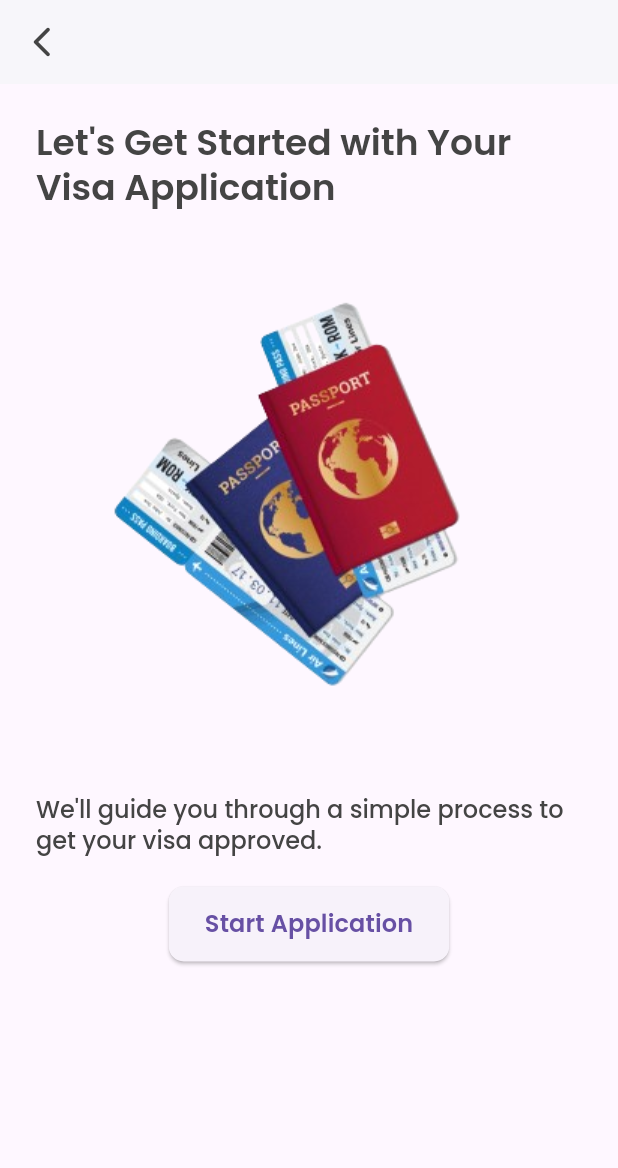
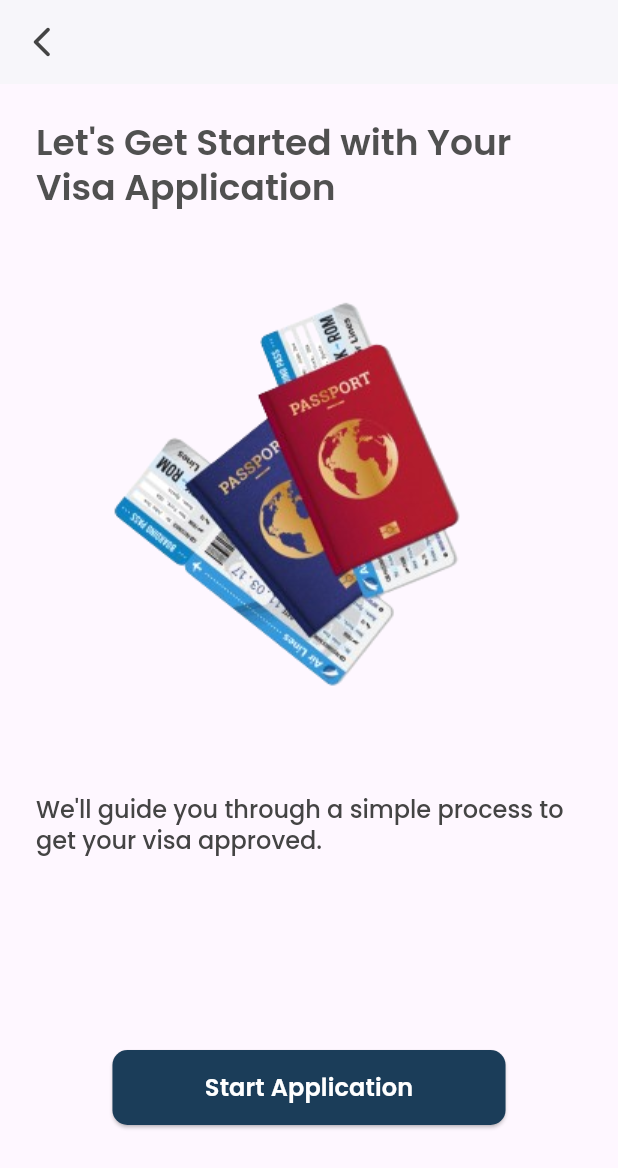
Before and after one commit to Mewristics-XploreCeylon/Mewristics_XploreCeylon_mobile, a Flutter app: the VisaOnboarding screen opened by its route, on a phone screen of 412 x 824 dp. Shown: the top 1168 px of the screen. Run offline on Flutter 3.47's test engine with Material 3 defaults, Android fonts, the phone set to English and light mode, and no system bars; our stand-ins replace go_router, local_auth.

Commit message:
Custom Button and Authentication

```diff
--- a/lib/config/app_router.dart/app_router.dart
+++ b/lib/config/app_router.dart/app_router.dart
@@ -1,9 +1,10 @@
 import 'package:flutter/material.dart';
 import 'package:go_router/go_router.dart';
 import 'package:xploreceylon_mobile/config/app_router.dart/routes.dart';
-import 'package:xploreceylon_mobile/main.dart';
 import 'package:xploreceylon_mobile/screens/visa_screens/visa_onboarding.dart';
 import 'package:xploreceylon_mobile/screens/visa_screens/visa_personal_information.dart';
+
+import '../../screens/visa_screens/capture_biometrics.dart';
 
 class AppRouter {
   static final _rootNavigatorKey = GlobalKey<NavigatorState>();
@@ -16,22 +17,26 @@ class AppRouter {
           name: Routes.splash,
           path: '/',
           pageBuilder: (BuildContext context, GoRouterState state) {
-              return const MaterialPage(child: VisaPersonalInformation());
+            return const MaterialPage(child: ScanBiometrics());
           }),
-
       GoRoute(
           name: Routes.visaOnboarding,
           path: "/visaOnboarding",
           pageBuilder: (BuildContext context, GoRouterState state) {
             return const MaterialPage(child: VisaOnboarding());
-              }
-            ),
+          }),
       GoRoute(
           name: Routes.visaPersonalInformation,
           path: "/visaPersonalInformation",
           pageBuilder: (BuildContext context, GoRouterState state) {
             return const MaterialPage(child: VisaPersonalInformation());
+          }),
+      GoRoute(
+          name: Routes.biometricAuthentication,
+          path: "/biometricAuthentication",
+          pageBuilder: (BuildContext context, GoRouterState state) {
+            return const MaterialPage(child: ScanBiometrics());
+          }),
+    ],
+  );
 }
-            )
-      ]);
-}
--- a/lib/config/app_router.dart/routes.dart
+++ b/lib/config/app_router.dart/routes.dart
@@ -1,5 +1,6 @@
 class Routes {
   static const splash = '/';
-  static const visaOnboarding = 'visaOnboarding';
-  static const visaPersonalInformation = 'visaPersonalInformation';
+  static const visaOnboarding = '/visaOnboarding';
+  static const visaPersonalInformation = '/visaPersonalInformation';
+  static const biometricAuthentication = '/biometricAuthentication';
 }
--- a/lib/screens/visa_screens/visa_onboarding.dart
+++ b/lib/screens/visa_screens/visa_onboarding.dart
@@ -1,8 +1,11 @@
 import 'package:flutter/material.dart';
+import 'package:go_router/go_router.dart';
 import 'package:xploreceylon_mobile/constants/sizes.dart';
 import 'package:xploreceylon_mobile/main.dart';
 
+import '../../config/app_router.dart/routes.dart';
 import '../../widgets/custom_button.dart';
+import '../../widgets/page_header.dart';
 
 class VisaOnboarding extends StatelessWidget {
   const VisaOnboarding({super.key});
@@ -14,38 +17,42 @@ class VisaOnboarding extends StatelessWidget {
         leading: Icon(Icons.arrow_back_ios_new_rounded),
       ),
       body: Container(
-        margin: EdgeInsets.symmetric(
+        margin: const EdgeInsets.symmetric(
             horizontal: AppMargin.m24, vertical: AppMargin.m24),
         child: Column(
           children: [
-            Text(
-              "Let's Get Started with Your Visa Application",
-              style: Theme.of(context).textTheme.headlineLarge,
+            const PageHeader(
+              title: "Let's Get Started with Your Visa Application",
             ),
-            SizedBox(
+            const SizedBox(
               height: 20,
             ),
-            Image(image: AssetImage("assets/images/passports.png")),
-            SizedBox(
+            const Image(image: AssetImage("assets/images/passports.png")),
+            const SizedBox(
               height: 20,
             ),
             Text(
               "We'll guide you through a simple process to get your visa approved.",
               style: Theme.of(context).textTheme.headlineMedium,
             ),
-            SizedBox(
-              height: 20,
+            const SizedBox(
+              height: 50,
             ),
-            CustomButton(
-              text: 'Start Application',
-              styleType: ButtonStyleType.solid,
-              onPressed: () {
-                Navigator.push(
-                  context,
-                  MaterialPageRoute(builder: (context) => const MainApp()),
-                );
-              },
+            const Spacer(), // Pushes the content up
+            Align(
+              alignment: Alignment.bottomCenter,
+              child: FractionallySizedBox(
+                widthFactor: 0.9,
+                child: CustomButton(
+                  text: 'Start Application',
+                  styleType: ButtonStyleType.solid,
+                  onPressed: () {
+                    context.go(Routes.visaPersonalInformation);
+                  },
+                ),
+              ),
             ),
+            const SizedBox(height: 50),
           ],
         ),
       ),
--- a/lib/widgets/custom_button.dart
+++ b/lib/widgets/custom_button.dart
@@ -15,21 +15,23 @@ class CustomButton extends StatelessWidget {
 
   @override
   Widget build(BuildContext context) {
-    return ElevatedButton(
+    return FractionallySizedBox(
+      widthFactor: 0.8,
+      child: ElevatedButton(
         style: ButtonStyle(
           backgroundColor: WidgetStateProperty.all(
             styleType == ButtonStyleType.solid
-              ? AppColors().primaryColor
+                ? AppColors.primaryColor
                 : Colors.white,
           ),
           side: WidgetStateProperty.all(
             styleType == ButtonStyleType.border
-              ? BorderSide(color: AppColors().primaryColor, width: 2)
+                ? BorderSide(color: AppColors.primaryColor, width: 2)
                 : BorderSide.none,
           ),
           foregroundColor: WidgetStateProperty.all(
             styleType == ButtonStyleType.border
-              ? AppColors().primaryColor
+                ? AppColors.primaryColor
                 : Colors.white,
           ),
           shape: WidgetStateProperty.all(
@@ -44,7 +46,8 @@ class CustomButton extends StatelessWidget {
           text,
           style: const TextStyle(
             fontWeight: FontWeight.w600,
-          fontSize: 16.0,
+            fontSize: 16,
+          ),
         ),
       ),
     );
--- /dev/null
+++ b/lib/widgets/page_header.dart
@@ -0,0 +1,29 @@
+import 'package:flutter/material.dart';
+import 'package:xploreceylon_mobile/constants/colors.dart';
+
+class PageHeader extends StatelessWidget {
+  final String title;
+
+  const PageHeader({super.key, required this.title});
+
+  @override
+  Widget build(BuildContext context) {
+    return Column(
+      mainAxisAlignment: MainAxisAlignment.center,
+      crossAxisAlignment: CrossAxisAlignment.center,
+      children: [
+        Align(
+          alignment: Alignment.centerLeft,
+          child: Text(
+            title,
+            style: Theme.of(context).textTheme.headlineLarge?.copyWith(
+                  fontSize: 24,
+                  fontWeight: FontWeight.w600,
+                  color: AppColors.contentColor,
+                ),
+          ),
+        ),
+      ],
+    );
+  }
+}
```
Also changed, not shown: lib/main.dart (+5 -5 lines), lib/screens/visa_screens/capture_biometrics.dart (added, +77 -0 lines), lib/widgets/custom_text_field.dart (+5 -4 lines), pubspec.yaml (+6 -4 lines), pubspec.lock, 6 other files. Lines whose indentation alone changed are shown as unchanged.
